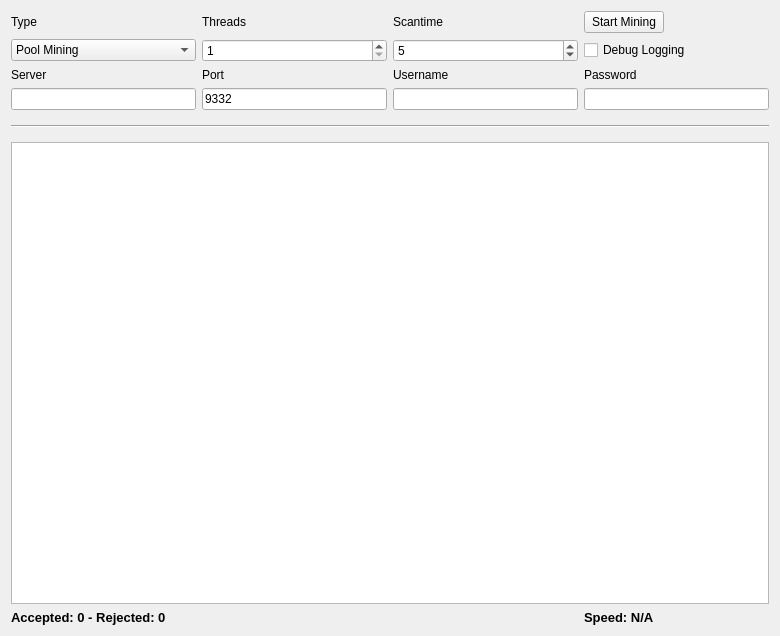
Before: the Qt Designer form src/qt/forms/miningpage.ui in coblee/litecoin-old, drawn with Qt 5.
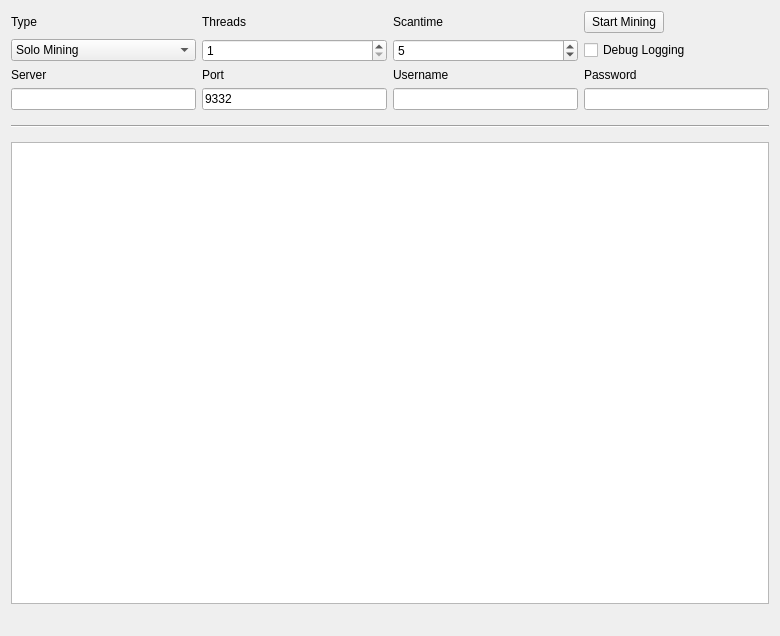
After: the same form once the commit is applied.

Commit message: More work on mining tab - Remember config settings in db - Implemented solo mining to hook up with internal miner using -gen - Hooked up mining hashrate status with status icon - Remember last state. So client will start up and automatically mine (solo or pool) if it was previously closed in that state - Moved mining tab to last tab on right

What changed in the file:
```diff
--- a/src/qt/forms/miningpage.ui
+++ b/src/qt/forms/miningpage.ui
@@ -135,7 +135,7 @@
       </font>
      </property>
      <property name="text">
-      <string>Accepted: 0 - Rejected: 0</string>
+      <string/>
      </property>
     </widget>
    </item>
@@ -155,7 +155,7 @@
       </font>
      </property>
      <property name="text">
-      <string>Speed: N/A</string>
+      <string/>
      </property>
     </widget>
    </item>
@@ -218,11 +218,11 @@
       <bool>false</bool>
      </property>
      <property name="currentIndex">
-      <number>1</number>
+      <number>0</number>
      </property>
      <item>
       <property name="text">
-       <string>Solo Mining (not functional)</string>
+       <string>Solo Mining</string>
       </property>
      </item>
      <item>
```
Left out of the diff: 2 changed lines with no effect on the pictures. The commit also changes 8 other files.
